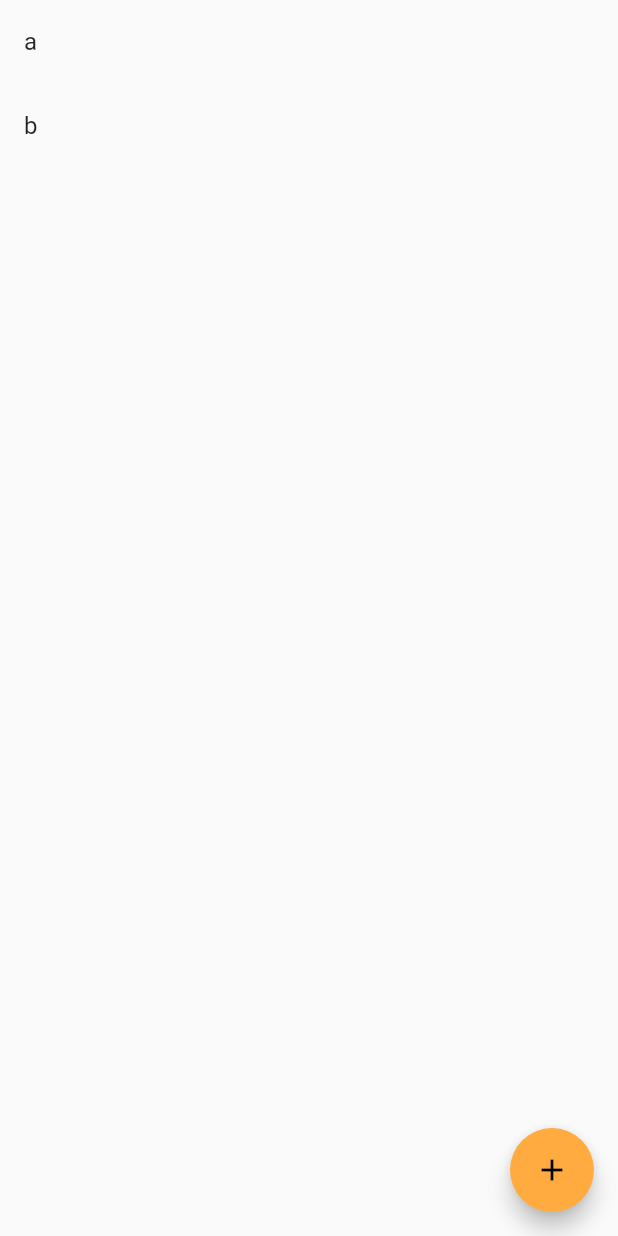
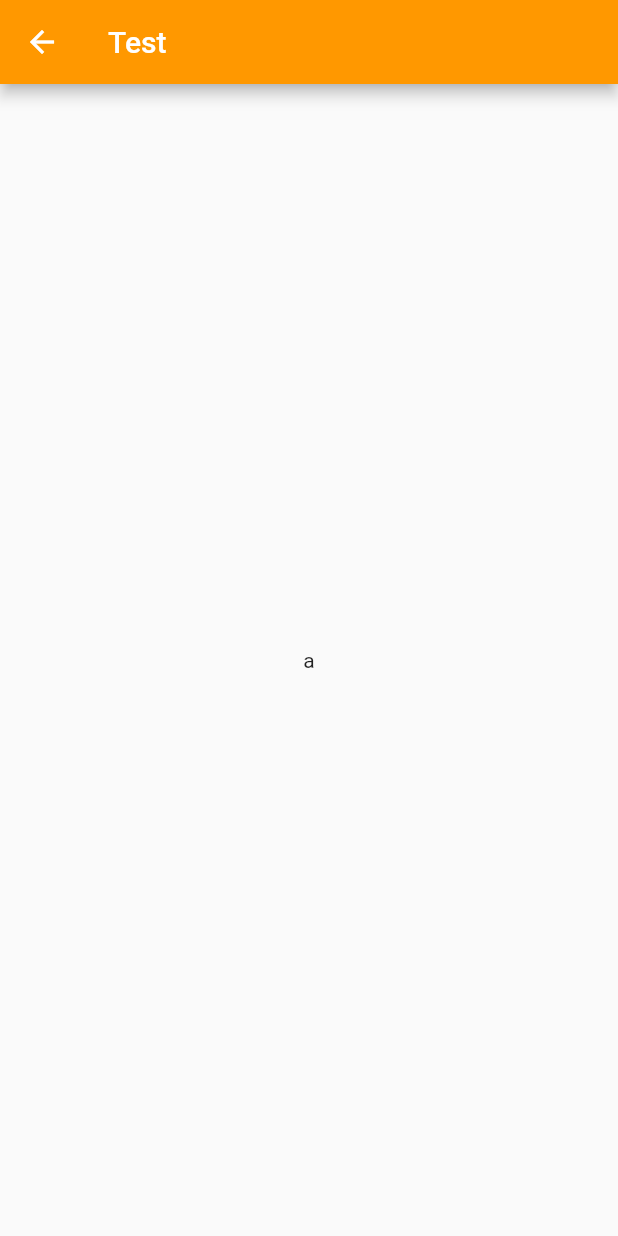
Before and after one commit to takattata/pokekoto-flutter, a Flutter app: the SettingListWidget screen opened directly, after a tap on an icon or button, on a phone screen of 412 x 824 dp. Run offline on Flutter 3.47's test engine with Material 2 defaults, Android fonts, the phone set to English and light mode, and no system bars.

Commit message:
[add] + SettingDetailPage

```diff
--- a/lib/theme.dart
+++ b/lib/theme.dart
@@ -1,7 +1,7 @@
 import 'package:flutter/foundation.dart';
 import 'package:flutter/material.dart';
 
-final ThemeData themeData = new ThemeData(
+final ThemeData themeData = ThemeData(
   brightness: Brightness.light,
   cardColor: Colors.white,
   dividerColor: Colors.grey[300],
--- /dev/null
+++ b/lib/ui/setting_detail_page.dart
@@ -0,0 +1,42 @@
+import 'package:flutter/material.dart';
+
+class SettingDetailPage extends StatelessWidget {
+  String _text;
+
+  SettingDetailPage(this._text);
+
+  @override
+  Widget build(BuildContext context) {
+    return Scaffold(
+      appBar: AppBar(
+        title: Text("Test"),
+      ),
+      body: Center(
+        child: Text(_text),
+      ),
+    );
+  }
+}
+
+//class SettingDetailPage extends StatefulWidget {
+//  String _text;
+//
+//  SettingDetailPage(this._text);
+//
+//  @override
+//  _SettingDetailPageState createState() => _SettingDetailPageState();
+//}
+//
+//class _SettingDetailPageState extends State<SettingDetailPage> {
+//  @override
+//  Widget build(BuildContext context) {
+//    return Scaffold(
+//      appBar: AppBar(
+//        title: Text("Test"),
+//      ),
+//      body: Center(
+//        child: Text(widget._text),
+//      ),
+//    );
+//  }
+//}
--- a/lib/ui/setting_page.dart
+++ b/lib/ui/setting_page.dart
@@ -1,4 +1,6 @@
 import 'package:flutter/material.dart';
+import 'package:pokekoto/theme.dart';
+import 'package:pokekoto/ui/setting_detail_page.dart';
 
 class SettingsPage extends StatelessWidget {
   @override
@@ -39,10 +41,18 @@ class _SettingListWidgetState extends State<SettingListWidget> {
               setState(() {
                 _id = index;
               });
+              _onTapToDetail(_settingList[index]);
             },
           );
         },
       ),
     );
   }
+
+  void _onTapToDetail(String setting) {
+    Navigator.push(context, MaterialPageRoute<Null>(
+      settings: const RouteSettings(name: "/settingDetail"),
+      builder: (BuildContext context) => SettingDetailPage(setting),
+    ));
+  }
 }
```
